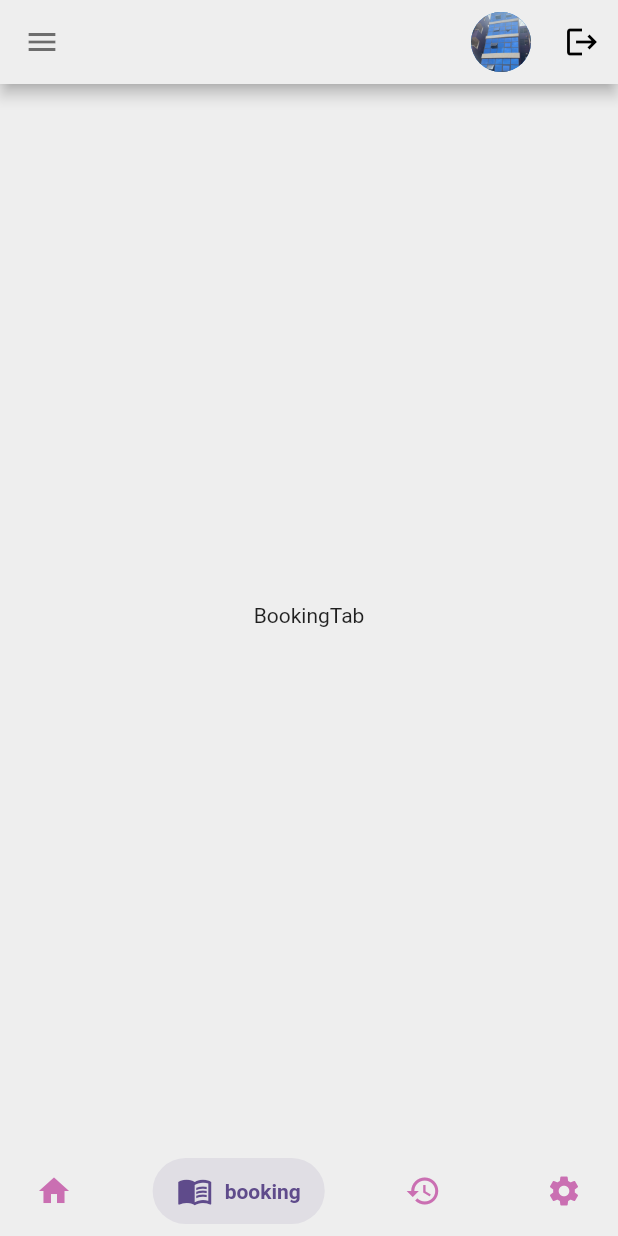
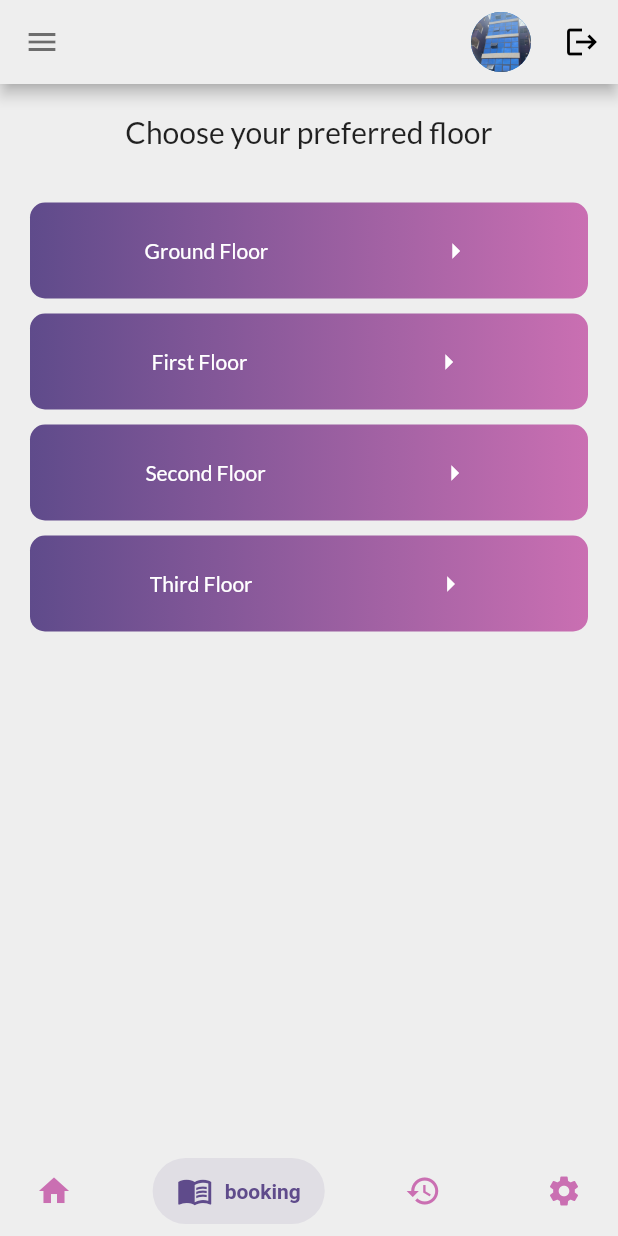
Before and after one commit to padman-1/fortune-royal-hostel-booking-app, a Flutter app: the HomePage screen opened directly, item 2 of the bottom bar chosen, on a phone screen of 412 x 824 dp. Run offline on Flutter 3.47's test engine with Material 2 defaults, Android fonts, the phone set to English and light mode, and no system bars; drawn by our look-alikes of salomon_bottom_bar; our stand-ins replace carousel_slider, firebase_auth, firebase_core, google_fonts, image_picker; accounts and stored records are empty.

Commit message:
updated bookings tab page

```diff
--- a/lib/pages/home/tabs/booking_tab.dart
+++ b/lib/pages/home/tabs/booking_tab.dart
@@ -1,16 +1,113 @@
 import 'package:flutter/cupertino.dart';
+import 'package:flutter/material.dart';
 import 'package:flutter/src/widgets/framework.dart';
 import 'package:flutter/src/widgets/placeholder.dart';
+import 'package:fortune_room_booking_app/config/constants.dart';
+import 'package:fortune_room_booking_app/pages/home/floors/floor_rooms.dart';
+import 'package:google_fonts/google_fonts.dart';
 
-class BookingTab extends StatelessWidget {
+class BookingTab extends StatefulWidget {
   const BookingTab({super.key});
 
   @override
+  State<BookingTab> createState() => _BookingTabState();
+}
+
+class _BookingTabState extends State<BookingTab> {
+  final floorlist = [
+    'Ground Floor',
+    'First Floor',
+    'Second Floor',
+    'Third Floor',
+  ];
+
+  @override
   Widget build(BuildContext context) {
+    final devSize = MediaQuery.of(context).size;
     return Container(
-      child: Center(
-        child: Text('BookingTab'),
+      padding: const EdgeInsets.symmetric(
+        horizontal: 20,
+        vertical: 20,
+      ),
+      child: Column(
+        children: [
+          Center(
+            child: Text(
+              'Choose your preferred floor',
+              style: GoogleFonts.lato(
+                fontSize: 20,
+              ),
+            ),
+          ),
+          const SizedBox(
+            height: 30,
+          ),
+          Container(
+            height: devSize.height / 2,
+            child: ListView.builder(
+              itemCount: floorlist.length,
+              itemBuilder: (context, index) {
+                return GestureDetector(
+                  onTap: () {
+                    Navigator.push(
+                      context,
+                      MaterialPageRoute(
+                        builder: (context) => const Rooms(),
+                      ),
+                    );
+                  },
+                  child: Container(
+                    padding: const EdgeInsets.symmetric(
+                        horizontal: 20, vertical: 20),
+                    margin: EdgeInsets.symmetric(vertical: 5),
+                    decoration: BoxDecoration(
+                      // border: Border.all(),
+                      gradient: const LinearGradient(
+                          colors: [secondaryColor, primaryColor]),
+                      borderRadius: BorderRadius.circular(10),
+                    ),
+                    child: Row(
+                      mainAxisAlignment: MainAxisAlignment.spaceAround,
+                      children: [
+                        Text(
+                          floorlist[index],
+                          style: GoogleFonts.lato(color: Colors.white),
+                        ),
+                        const Icon(
+                          Icons.arrow_right,
+                          color: Colors.white,
+                        ),
+                      ],
+                    ),
+                  ),
+                );
+              },
+            ),
+          ),
+        ],
       ),
     );
   }
 }
+
+// class TFRooms {}
+
+// class SFRooms {}
+
+// class GFRooms {}
+
+// class MyFloors extends StatelessWidget {
+//   MyFloors({super.key});
+
+//   // final floorScreens = [
+//   //   FFRooms(),
+//   //   SFRooms(),
+//   //   TFRooms(),
+//   //   GFRooms(),
+//   // ];
+
+//   @override
+//   Widget build(BuildContext context) {
+//     return Container();
+//   }
+// }
```
